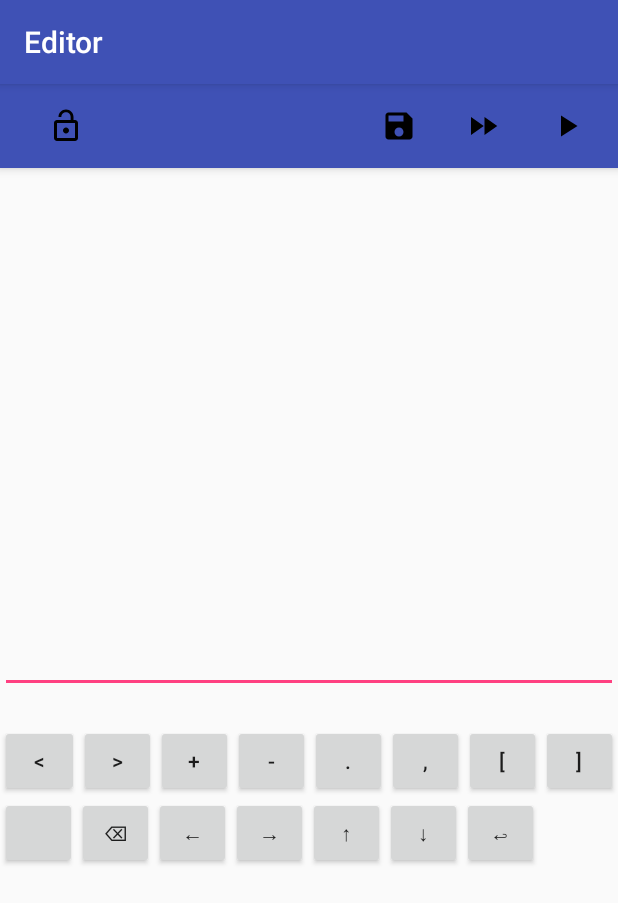
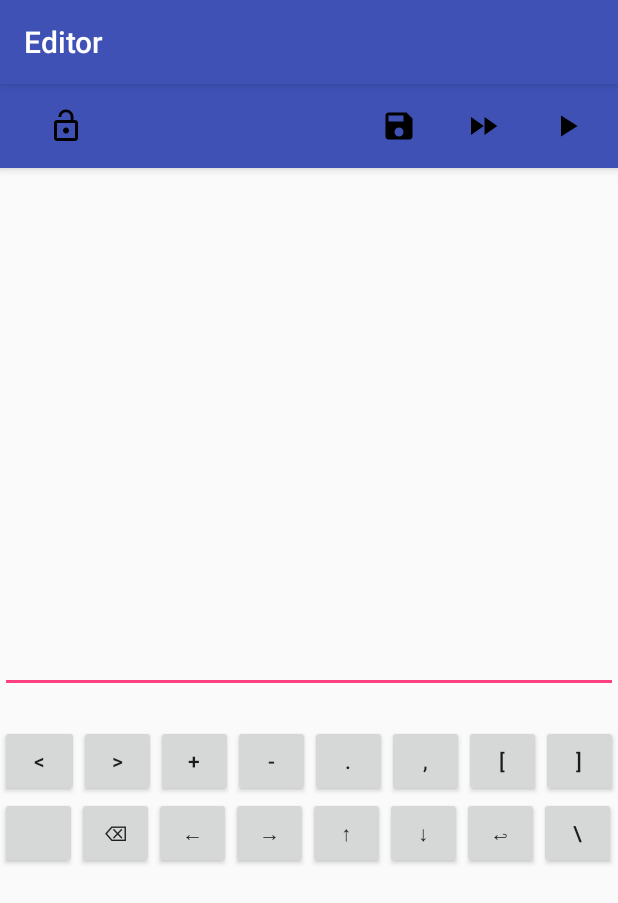
Before and after one commit to tpb1908/Brainfuck_App, an Android app: the Editor screen opened directly, with no data from a screen before it, on a phone screen of 412 x 824 dp. Shown: the top 903 px of the screen. Run offline under Robolectric (Android 15) with nearby library versions, the phone set to English and light mode, and no system bars.

Commit message:
Added breakpoint character to Brainfuck

```diff
--- a/app/src/main/java/com/tpb/brainfuck_app/Editor.java
+++ b/app/src/main/java/com/tpb/brainfuck_app/Editor.java
@@ -102,6 +102,10 @@ public class Editor extends AppCompatActivity {
             case R.id.space_button:
                 mEditor.getText().replace(Math.min(start, end), Math.max(start, end), " ");
                 break;
+            case R.id.breakpoint_button:
+                mEditor.dispatchKeyEvent(new KeyEvent(0,0, KeyEvent.ACTION_DOWN, KeyEvent.KEYCODE_BACKSLASH, 0));
+                mEditor.dispatchKeyEvent(new KeyEvent(0, 0, KeyEvent.ACTION_UP, KeyEvent.KEYCODE_BACKSLASH, 0));
+                break;
             case R.id.backspace_button:
                 mEditor.dispatchKeyEvent(new KeyEvent(0,0, KeyEvent.ACTION_DOWN, KeyEvent.KEYCODE_DEL, 0));
                 mEditor.dispatchKeyEvent(new KeyEvent(0, 0, KeyEvent.ACTION_UP, KeyEvent.KEYCODE_DEL, 0));
--- a/app/src/main/java/com/tpb/brainfuck_app/InterpreterIO.java
+++ b/app/src/main/java/com/tpb/brainfuck_app/InterpreterIO.java
@@ -9,4 +9,6 @@ public interface InterpreterIO {
 
     void input();
 
+    void breakpoint();
+
 }
--- a/app/src/main/res/layout/editor.xml
+++ b/app/src/main/res/layout/editor.xml
@@ -48,6 +48,7 @@
                 android:src="@drawable/ic_fast_forward_black"
                 android:layout_alignParentTop="true"
                 android:layout_toStartOf="@+id/run_button"/>
+
         </RelativeLayout>
     </android.support.v7.widget.Toolbar>
 
@@ -171,6 +172,12 @@
                 android:id="@+id/enter_button"
                 android:layout_column="6"
                 android:onClick="editButtonPress"/>
+            <Button
+                style="?android:attr/buttonStyleSmall"
+                android:text="@string/breakpoint"
+                android:id="@+id/breakpoint_button"
+                android:layout_column="7"
+                android:onClick="editButtonPress"/>
 
         </TableRow>
     </TableLayout>
--- a/app/src/main/res/values/strings.xml
+++ b/app/src/main/res/values/strings.xml
@@ -21,4 +21,5 @@
     <string name="up">↑</string>
     <string name="down">↓</string>
     <string name="enter">↩</string>
+    <string name="breakpoint">\\</string>
 </resources>
```
Also changed, not shown: app/src/main/java/com/tpb/brainfuck_app/Runner.java (+20 -3 lines).
